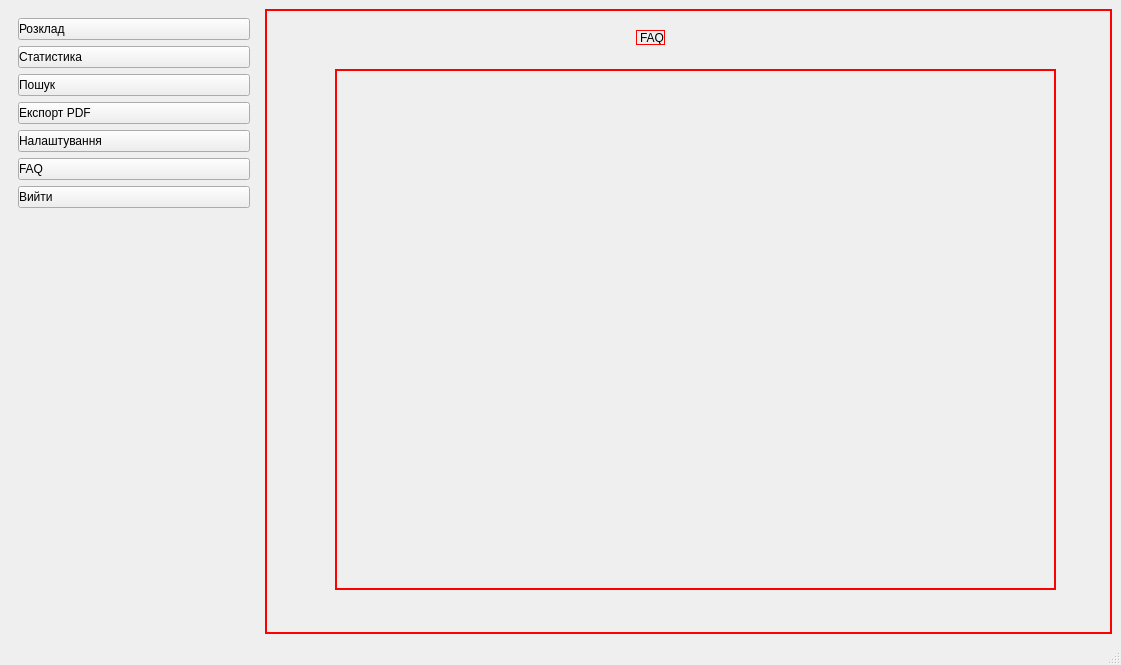
Above: ui.ui from kvius/OnDuty before the change. Below: the same form after it.
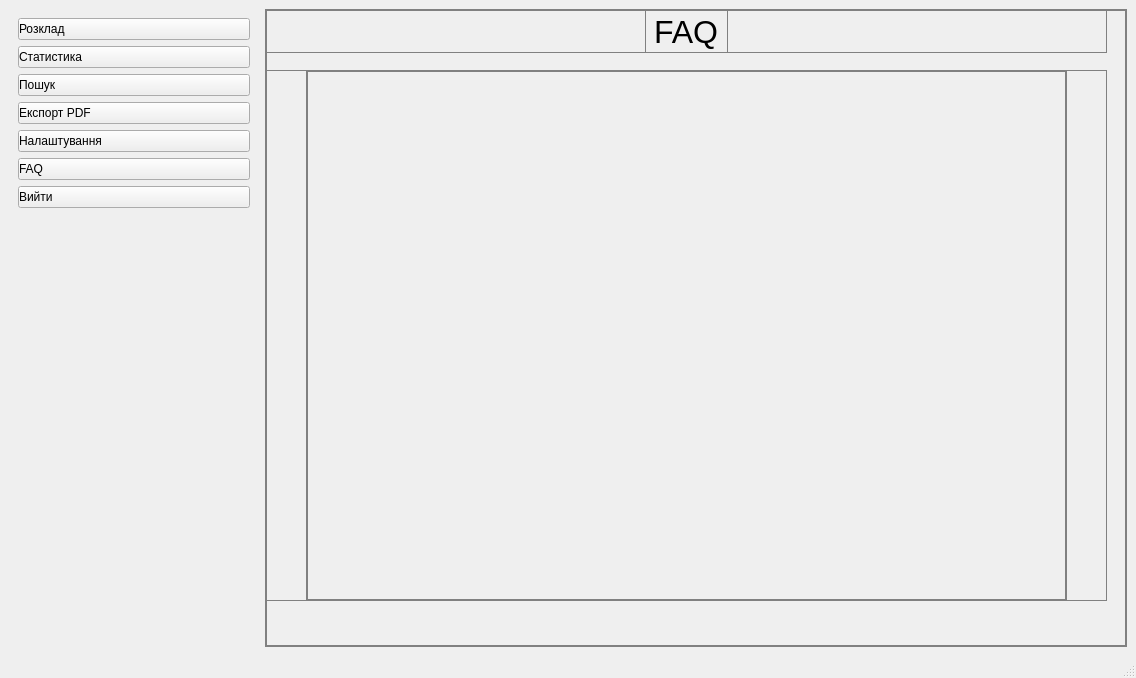
That is the form after the change. The open tabs and pages were chosen to show the change. Icons and pictures are not drawn.

What changed in the file:
```diff
--- a/ui.ui
+++ b/ui.ui
@@ -6,8 +6,8 @@
    <rect>
     <x>0</x>
     <y>0</y>
-    <width>1121</width>
-    <height>665</height>
+    <width>1136</width>
+    <height>678</height>
    </rect>
   </property>
   <property name="windowTitle">
@@ -39,7 +39,7 @@
        <bool>false</bool>
       </property>
       <property name="styleSheet">
-       <string notr="true">border:1px solid red;</string>
+       <string notr="true">border:1px solid gray;</string>
       </property>
       <property name="currentIndex">
        <number>5</number>
@@ -786,41 +786,116 @@
        </widget>
       </widget>
       <widget class="QWidget" name="faq_pg">
-       <widget class="QLabel" name="label_8">
+       <widget class="QWidget" name="layoutWidget">
         <property name="geometry">
          <rect>
-          <x>370</x>
-          <y>20</y>
-          <width>29</width>
-          <height>15</height>
+          <x>0</x>
+          <y>0</y>
+          <width>841</width>
+          <height>43</height>
          </rect>
         </property>
-        <property name="text">
-         <string>FAQ</string>
-        </property>
+        <layout class="QHBoxLayout" name="horizontalLayout_13">
+         <item>
+          <spacer name="horizontalSpacer_24">
+           <property name="orientation">
+            <enum>Qt::Horizontal</enum>
+           </property>
+           <property name="sizeHint" stdset="0">
+            <size>
+             <width>40</width>
+             <height>20</height>
+            </size>
+           </property>
+          </spacer>
+         </item>
+         <item>
+          <widget class="QLabel" name="label_faq">
+           <property name="font">
+            <font>
+             <pointsize>24</pointsize>
+            </font>
+           </property>
+           <property name="text">
+            <string>FAQ</string>
+           </property>
+          </widget>
+         </item>
+         <item>
+          <spacer name="horizontalSpacer_25">
+           <property name="orientation">
+            <enum>Qt::Horizontal</enum>
+           </property>
+           <property name="sizeHint" stdset="0">
+            <size>
+             <width>40</width>
+             <height>20</height>
+            </size>
+           </property>
+          </spacer>
+         </item>
+        </layout>
        </widget>
-       <widget class="QScrollArea" name="faq_scroll">
+       <widget class="QWidget" name="layoutWidget">
         <property name="geometry">
          <rect>
-          <x>69</x>
-          <y>59</y>
-          <width>721</width>
-          <height>521</height>
+          <x>0</x>
+          <y>60</y>
+          <width>841</width>
+          <height>531</height>
          </rect>
         </property>
-        <property name="widgetResizable">
-         <bool>true</bool>
-        </property>
-        <widget class="QWidget" name="scrollAreaWidgetContents">
-         <property name="geometry">
-          <rect>
-           <x>0</x>
-           <y>0</y>
-           <width>719</width>
-           <height>519</height>
-          </rect>
-         </property>
-        </widget>
+        <layout class="QHBoxLayout" name="horizontalLayout_14">
+         <item>
+          <spacer name="horizontalSpacer_26">
+           <property name="orientation">
+            <enum>Qt::Horizontal</enum>
+           </property>
+           <property name="sizeType">
+            <enum>QSizePolicy::Fixed</enum>
+           </property>
+           <property name="sizeHint" stdset="0">
+            <size>
+             <width>40</width>
+             <height>20</height>
+            </size>
+           </property>
+          </spacer>
+         </item>
+         <item>
+          <widget class="QScrollArea" name="faq_scroll">
+           <property name="widgetResizable">
+            <bool>true</bool>
+           </property>
+           <widget class="QWidget" name="scrollAreaWidgetContents">
+            <property name="geometry">
+             <rect>
+              <x>0</x>
+              <y>0</y>
+              <width>98</width>
+              <height>28</height>
+             </rect>
+            </property>
+           </widget>
+          </widget>
+         </item>
+         <item>
+          <spacer name="horizontalSpacer_27">
+           <property name="orientation">
+            <enum>Qt::Horizontal</enum>
+           </property>
+           <property name="sizeType">
+            <enum>QSizePolicy::Fixed</enum>
+           </property>
+           <property name="sizeHint" stdset="0">
+            <size>
+             <width>40</width>
+             <height>20</height>
+            </size>
+           </property>
+          </spacer>
+         </item>
+        </layout>
        </widget>
       </widget>
      </widget>
```
Left out of the diff: 811 changed lines with no effect on the pictures.
